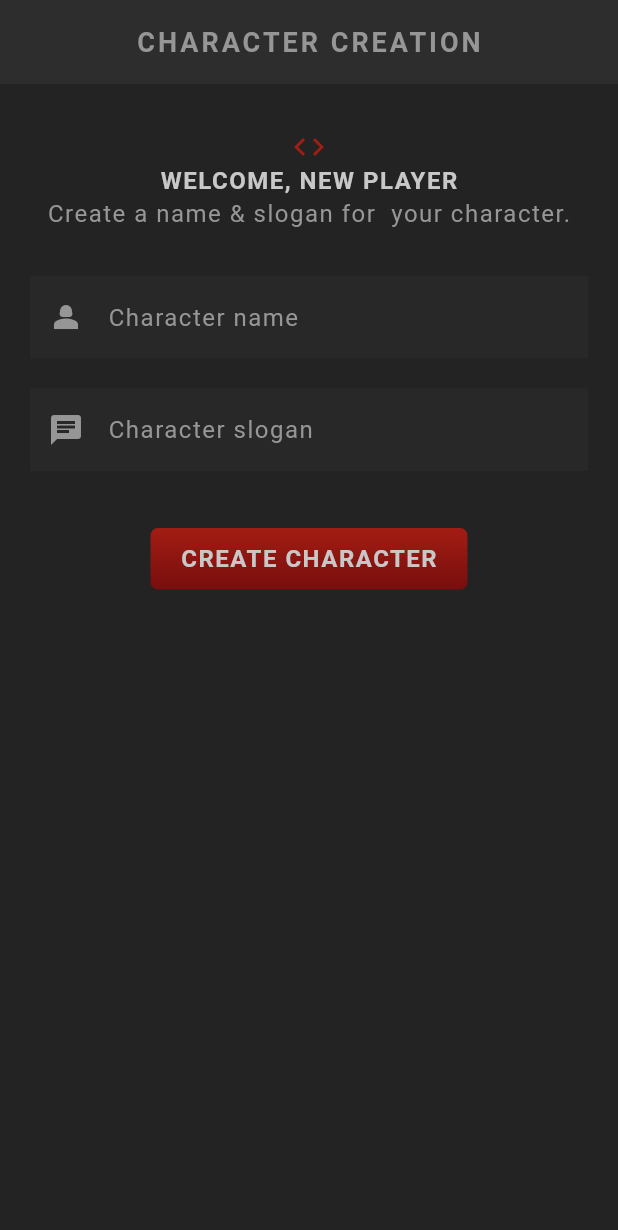
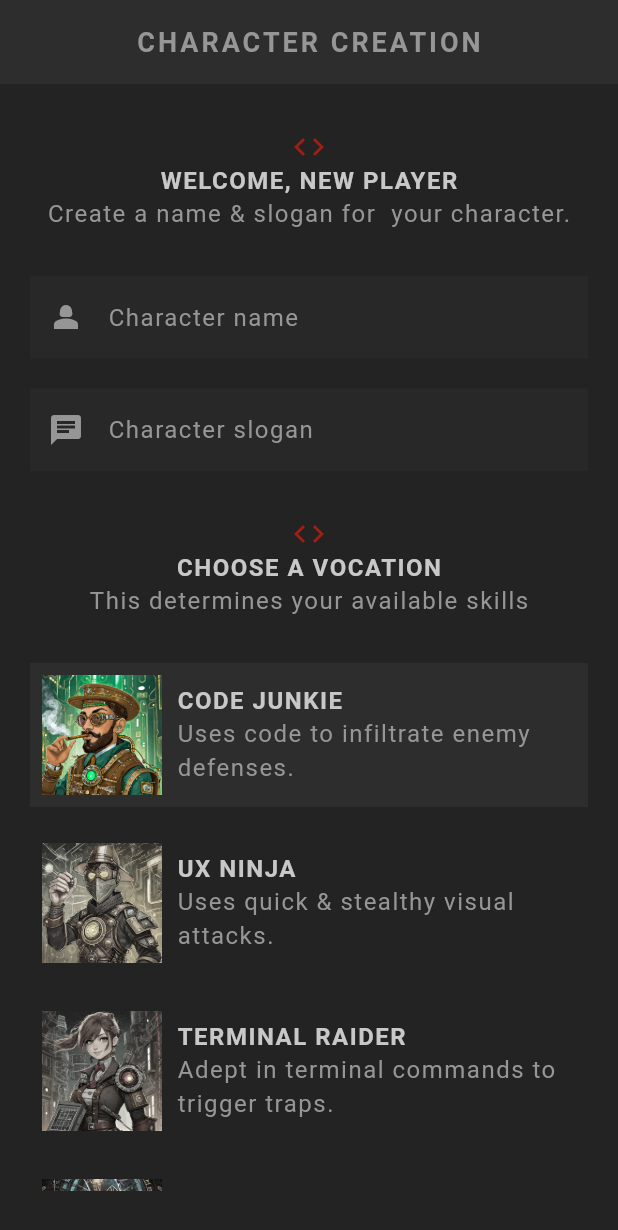
Before and after one commit to Jerald-tonmoy-dias/flutter_rpg, a Flutter app: the screen it shows after launch, on a phone screen of 412 x 824 dp. Shown: the top 1230 px of the screen. Run offline on Flutter 3.47's test engine with Material 3 defaults, Android fonts, the phone set to English and light mode, and no system bars; our stand-ins replace google_fonts; Roboto replaces fonts that are missing (Kanit).

Commit message:
vocation card and list

```diff
--- a/lib/screens/create/create.dart
+++ b/lib/screens/create/create.dart
@@ -1,4 +1,6 @@
 import 'package:flutter/material.dart';
+import 'package:flutter_rpg/models/vocation.dart';
+import 'package:flutter_rpg/screens/create/vocation_card.dart';
 import 'package:flutter_rpg/shared/styled_button.dart';
 import 'package:flutter_rpg/shared/styled_text.dart';
 import 'package:flutter_rpg/theme.dart';
@@ -20,6 +22,15 @@ class _CreateState extends State<Create> {
     _nameController.dispose();
     _sloganController.dispose();
     super.dispose();
+  }
+
+  // handling vocation selection
+  Vocation selectedVocation = Vocation.junkie;
+
+  void updateVocation(Vocation vocation) {
+    setState(() {
+      selectedVocation = vocation;
+    });
   }
 
   // submit handler
@@ -46,12 +57,15 @@ class _CreateState extends State<Create> {
       ),
       body: Container(
         padding: const EdgeInsets.symmetric(vertical: 30, horizontal: 20),
+        child: SingleChildScrollView(
           child: Column(
             children: [
               Center(child: Icon(Icons.code, color: AppColors.primaryColor)),
               Center(child: StyledHeading('Welcome, new player')),
               Center(
-              child: StyledText('Create a name & slogan for  your character.'),
+                child: StyledText(
+                  'Create a name & slogan for  your character.',
+                ),
               ),
               const SizedBox(height: 30),
               // input for name and slogan
@@ -79,6 +93,34 @@ class _CreateState extends State<Create> {
                 ),
               ),
               SizedBox(height: 30),
+              // select vocation title
+              Center(child: Icon(Icons.code, color: AppColors.primaryColor)),
+              Center(child: StyledHeading('choose a vocation')),
+              Center(
+                child: StyledText('This determines your available skills'),
+              ),
+              SizedBox(height: 30),
+              // vocation card
+              VocationCard(
+                selected: selectedVocation == Vocation.junkie,
+                onTap: updateVocation,
+                vocation: Vocation.junkie,
+              ),
+              VocationCard(
+                selected: selectedVocation == Vocation.ninja,
+                onTap: updateVocation,
+                vocation: Vocation.ninja,
+              ),
+              VocationCard(
+                selected: selectedVocation == Vocation.raider,
+                onTap: updateVocation,
+                vocation: Vocation.raider,
+              ),
+              VocationCard(
+                selected: selectedVocation == Vocation.wizard,
+                onTap: updateVocation,
+                vocation: Vocation.wizard,
+              ),
               Center(
                 child: StyledButton(
                   onPressed: handleSubmit,
@@ -88,6 +130,7 @@ class _CreateState extends State<Create> {
             ],
           ),
         ),
+      ),
     );
   }
 }
--- /dev/null
+++ b/lib/screens/create/vocation_card.dart
@@ -0,0 +1,55 @@
+import 'package:flutter/material.dart';
+import 'package:flutter_rpg/models/vocation.dart';
+import 'package:flutter_rpg/shared/styled_text.dart';
+import 'package:flutter_rpg/theme.dart';
+
+class VocationCard extends StatelessWidget {
+  const VocationCard({
+    super.key,
+    required this.vocation,
+    required this.onTap,
+    required this.selected,
+  });
+
+  final Vocation vocation;
+  final void Function(Vocation) onTap;
+  final bool selected;
+
+  @override
+  Widget build(BuildContext context) {
+    return GestureDetector(
+      onTap: () {
+        onTap(vocation);
+      },
+      child: Card(
+        color: selected ? AppColors.secondaryColor : Colors.transparent,
+        child: Padding(
+          padding: const EdgeInsets.all(8),
+          child: Row(
+            children: [
+              // vocation img
+              Image.asset(
+                'assets/img/vocations/${vocation.image}',
+                width: 80,
+                colorBlendMode: BlendMode.color,
+                color: !selected
+                    ? Colors.black.withOpacity(0.8)
+                    : Colors.transparent,
+              ),
+              const SizedBox(width: 10),
+              Expanded(
+                child: Column(
+                  crossAxisAlignment: CrossAxisAlignment.start,
+                  children: [
+                    StyledHeading(vocation.title),
+                    StyledText(vocation.description),
+                  ],
+                ),
+              ),
+            ],
+          ),
+        ),
+      ),
+    );
+  }
+}
```
Lines whose indentation alone changed are shown as unchanged.
